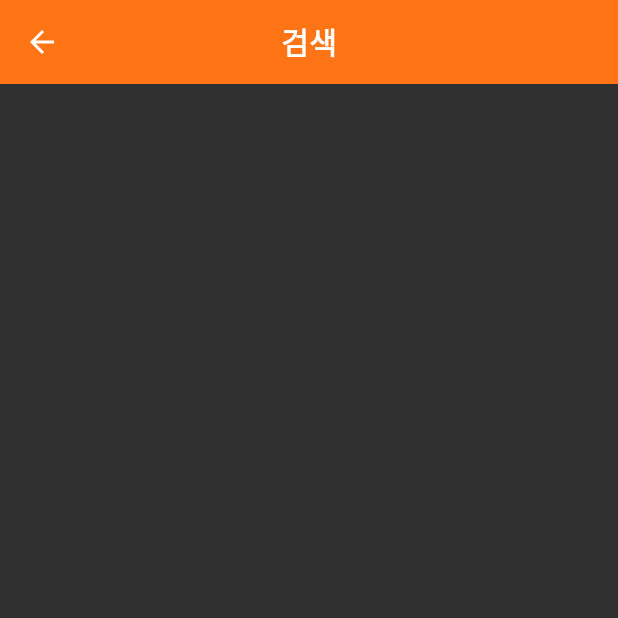
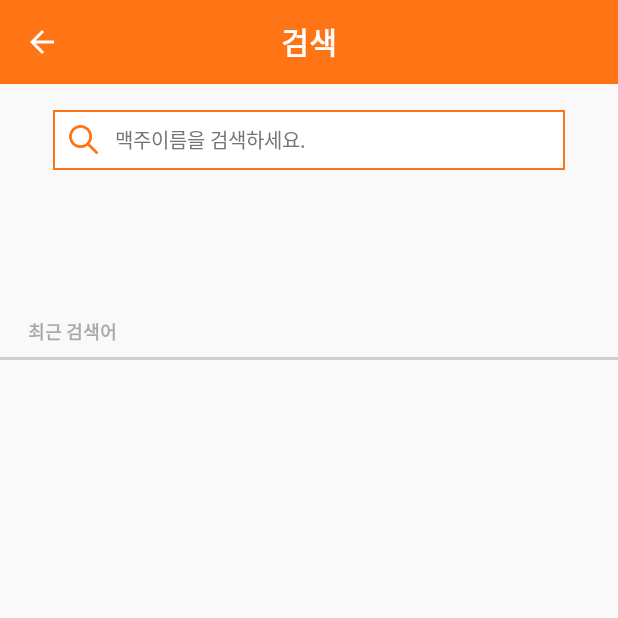
Before and after one commit to Beeering/Beering-Android, an Android app: the SearchActivity screen opened directly, with no data from a screen before it, on a phone screen of 412 x 824 dp, the top half of it. Run offline under Robolectric (Android 15) with nearby library versions, the phone set to English and light mode, and no system bars.

Commit message:
Create features at search page

```diff
--- a/Beering/app/src/main/java/io/beering/beering/SearchActivity.java
+++ b/Beering/app/src/main/java/io/beering/beering/SearchActivity.java
@@ -5,8 +5,12 @@ import android.os.Build;
 import android.os.Bundle;
 import android.support.v7.app.AppCompatActivity;
 import android.support.v7.widget.Toolbar;
+import android.text.Editable;
+import android.text.TextWatcher;
+import android.view.KeyEvent;
 import android.view.MenuItem;
 import android.view.View;
+import android.widget.EditText;
 import android.widget.ImageView;
 import android.widget.TextView;
 
@@ -39,6 +43,40 @@ public class SearchActivity extends AppCompatActivity {
         // 툴바 기존의 title을 제거
         getSupportActionBar().setTitle(null);
         getSupportActionBar().setDisplayHomeAsUpEnabled(true);
+
+        // 검색창 Edittext의 엔터(검색)
+        EditText search = (EditText)findViewById(R.id.search_bar);
+
+        search.setOnKeyListener(new View.OnKeyListener() {
+            @Override
+            public boolean onKey(View v, int keyCode, KeyEvent event) {
+                // Enter Key 액션
+                if ((event.getAction() == KeyEvent.ACTION_DOWN) && (keyCode == KeyEvent.KEYCODE_ENTER)) {
+                    //Enter키눌렀을때 처리
+                    return true;
+                }
+                return false;
+            }
+        });
+
+        // 검색 창 내부 텍스트 바뀌는대로 즉시 검색 결과 보여 줌
+        search.addTextChangedListener(new TextWatcher() {
+            @Override
+            public void beforeTextChanged(CharSequence s, int start, int count, int after) {
+
+            }
+
+            @Override
+            public void onTextChanged(CharSequence s, int start, int before, int count) {
+
+            }
+
+            @Override
+            public void afterTextChanged(Editable s) {
+
+            }
+        });
+
     }
 
     @Override
--- /dev/null
+++ b/Beering/app/src/main/res/drawable/style_search.xml
@@ -0,0 +1,4 @@
+<shape xmlns:android="http://schemas.android.com/apk/res/android" android:shape="rectangle" >
+    <solid android:color="#ffffff" />
+    <stroke android:width="1dp" android:color="#ff7415"/>
+</shape>
--- a/Beering/app/src/main/res/layout/activity_search.xml
+++ b/Beering/app/src/main/res/layout/activity_search.xml
@@ -6,6 +6,7 @@
     android:layout_width="match_parent"
     android:layout_height="match_parent"
     android:orientation="vertical"
+    android:background="#f9f9f9"
     tools:context="io.beering.beering.MainActivity">
 
     <include
@@ -13,5 +14,40 @@
         android:layout_height="wrap_content"
         layout="@layout/custom_toolbar"/>
 
+    <EditText
+        android:layout_width="341.2dp"
+        android:layout_height="40dp"
+        android:id="@+id/search_bar"
+        android:layout_gravity="center"
+        android:layout_marginTop="17dp"
+        android:hint="맥주이름을 검색하세요."
+        android:textSize="13sp"
+        android:textColorHint="#747474"
+        android:textColor="#ff7415"
+        android:drawableLeft="@drawable/search_orange"
+        android:paddingLeft="10.5dp"
+        android:drawablePadding="10.5dp"
+        android:background="@drawable/style_search"
+        android:maxLines="1"
+        >
+    </EditText>
+
+    <TextView
+        android:layout_width="wrap_content"
+        android:layout_height="wrap_content"
+        android:textSize="12sp"
+        android:textColor="#a9a9a9"
+        android:textStyle="bold"
+        android:layout_marginTop="98.5dp"
+        android:layout_marginLeft="18.8dp"
+        android:text="최근 검색어"
+        />
+
+    <View
+        android:layout_width="match_parent"
+        android:layout_height="2dp"
+        android:layout_marginTop="8.2dp"
+        android:background="#cfcfcf">
+    </View>
 
 </LinearLayout>
```
